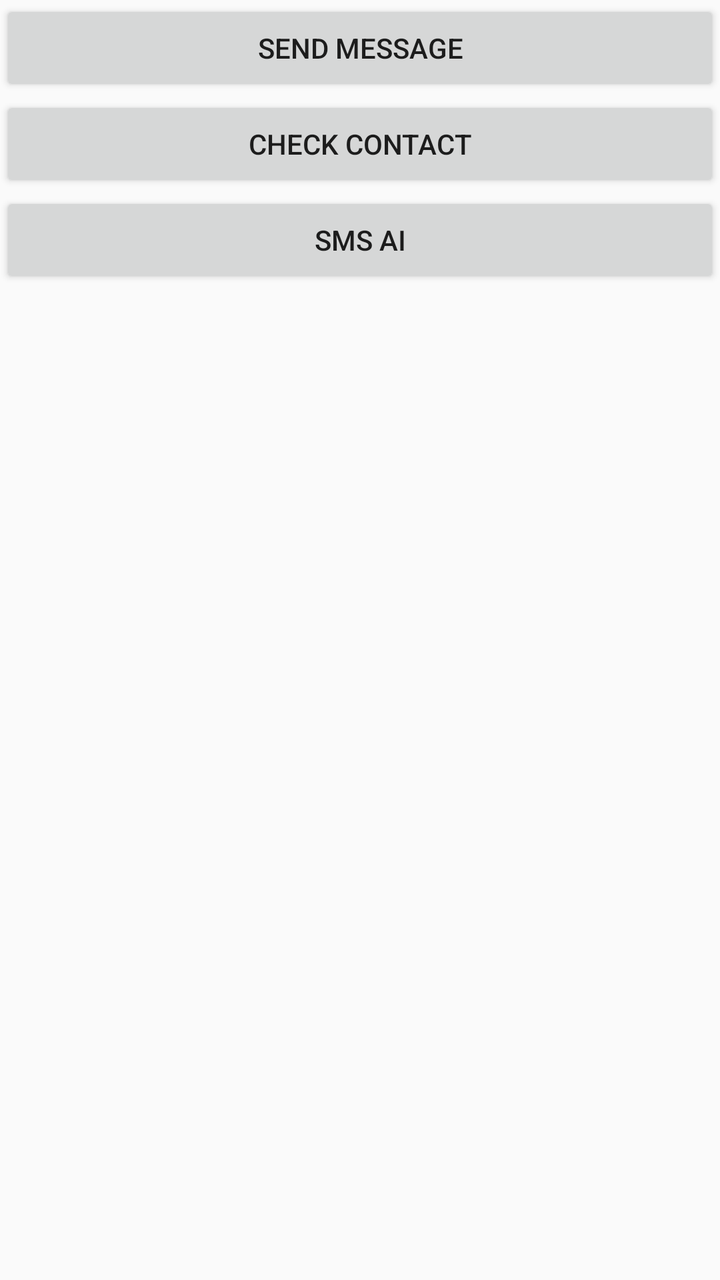
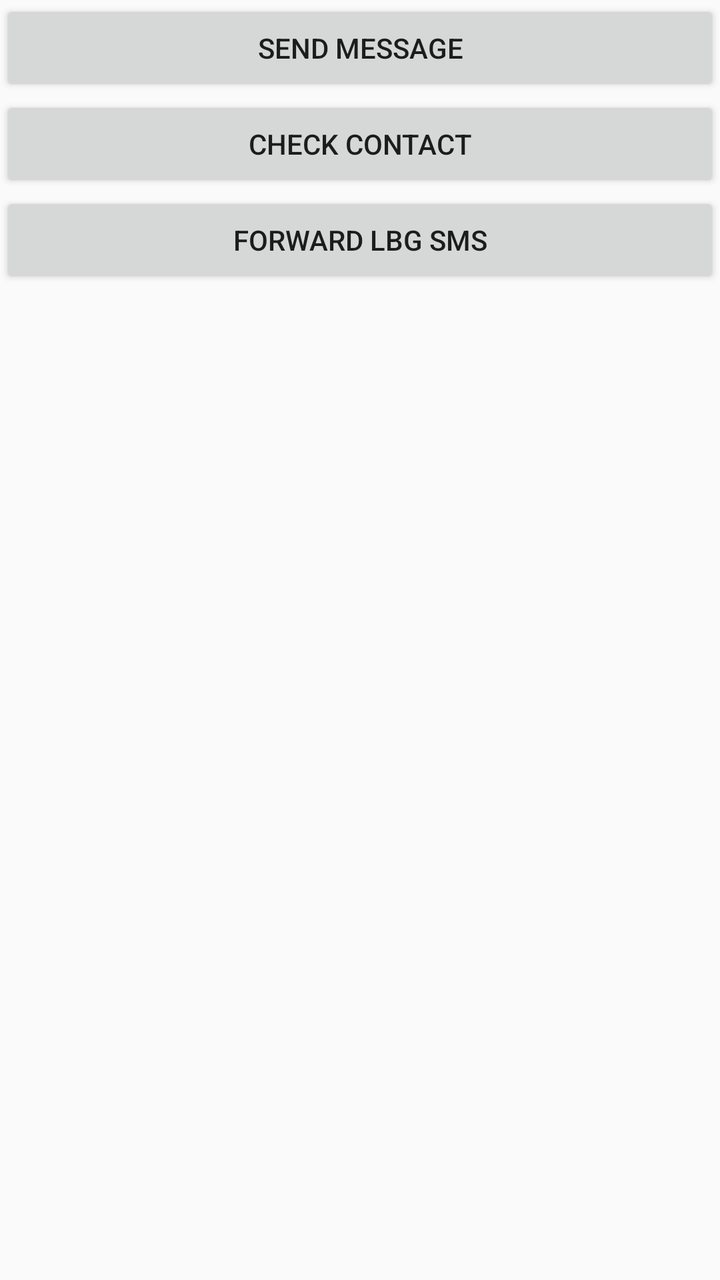

Screens rendered from an Android XML layout before and after an edit, with the pre-edit source and the edit as a unified diff.
<!-- AndroidManifest.xml: application theme AppTheme -->
<!-- res/layout/activity_main.xml -->
<?xml version="1.0" encoding="utf-8"?>
<LinearLayout xmlns:android="http://schemas.android.com/apk/res/android"
    xmlns:tools="http://schemas.android.com/tools"
    android:layout_width="match_parent"
    android:layout_height="match_parent"
    android:orientation="vertical"
    tools:context=".MainActivity">

    <Button
        android:id="@+id/btnIM"
        android:layout_width="match_parent"
        android:layout_height="wrap_content"
        android:text="@string/send_message" />

    <Button
        android:id="@+id/btnCheckContact"
        android:layout_width="match_parent"
        android:layout_height="wrap_content"
        android:text="@string/check_contact" />

    <Button
        android:id="@+id/btnAISMS"
        android:layout_width="match_parent"
        android:layout_height="wrap_content"
        android:text="@string/smsAI" />


    <LinearLayout
        android:id="@+id/ltGetContactName"
        android:layout_width="match_parent"
        android:layout_height="match_parent"
        android:orientation="vertical"
        android:visibility="invisible">

        <EditText
            android:id="@+id/mobileNumber"
            android:layout_width="match_parent"
            android:layout_height="wrap_content"
            android:ems="10"
            android:hint="@string/enter_recipient_number"
            android:inputType="number"
            android:autofillHints="" />

        <Button
            android:id="@+id/btnDisplayName"
            android:layout_width="match_parent"
            android:layout_height="wrap_content"
            android:enabled="false"
            android:text="@string/get_contact_display_name" />

        <TextView
            android:id="@+id/lblContactDisplayName"
            android:layout_width="match_parent"
            android:layout_height="wrap_content"
            android:ems="10"
            android:hint="@string/contact_display_name" />


    </LinearLayout>


</LinearLayout>
<!-- resources referenced by this layout -->
<resources>
  <string name="check_contact">Check Contact</string>
  <string name="contact_display_name">Contact Display Name</string>
  <string name="enter_recipient_number">Enter recipient number</string>
  <string name="get_contact_display_name">GET Contact Display name</string>
  <string name="send_message">Send Message</string>
  <string name="smsAI">SMS AI</string>
  <style name="AppTheme" parent="Theme.AppCompat.Light.DarkActionBar">
          
          <item name="colorPrimary">@color/colorPrimary</item>
          <item name="colorPrimaryDark">@color/colorPrimaryDark</item>
          <item name="colorAccent">@color/colorAccent</item>
      </style>
  <color name="colorPrimary">#6200EE</color>
  <color name="colorPrimaryDark">#3700B3</color>
  <color name="colorAccent">#03DAC5</color>
</resources>

<!-- the commit's change to res/layout/activity_main.xml (unified diff, before → after) -->
@@ -22,7 +22,7 @@
         android:id="@+id/btnAISMS"
         android:layout_width="match_parent"
         android:layout_height="wrap_content"
-        android:text="@string/smsAI" />
+        android:text="@string/smsLBG" />
 
 
     <LinearLayout
<!-- resource entries referenced after the edit -->
@@ -5,7 +5,7 @@
   <string name="enter_recipient_number">Enter recipient number</string>
   <string name="get_contact_display_name">GET Contact Display name</string>
   <string name="send_message">Send Message</string>
-  <string name="smsAI">SMS AI</string>
+  <string name="smsLBG">Forward LBG SMS</string>
   <style name="AppTheme" parent="Theme.AppCompat.Light.DarkActionBar">
           
           <item name="colorPrimary">@color/colorPrimary</item>
